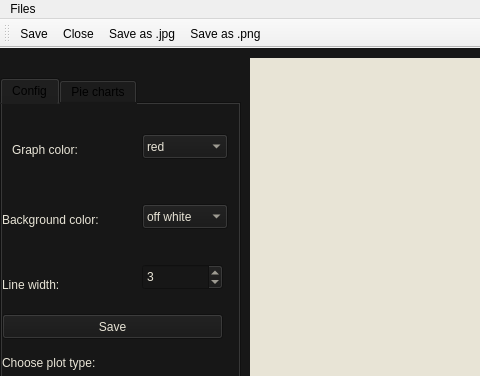
The window that graphwindow.ui (AndjelaDamnjanovic/MassifVisualization) describes before a commit, drawn with Qt 5; both pictures show x 0 to 480 and y 0 to 376 of the 800 by 493 pixel window.
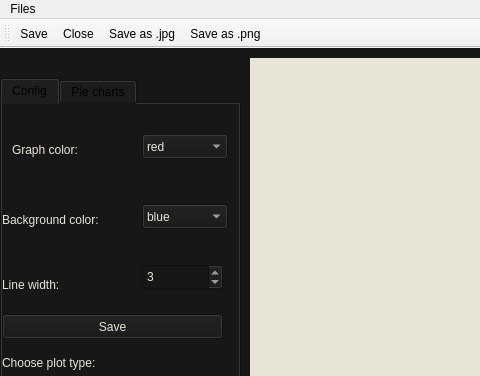
The same window after the commit. Icons and pictures are not drawn.

Commit message: Bugfix: off white could not be parsed as a qt color, so it is now black instead. Extra code is deleted and action done by the save button is updated so it changes the chart

```diff
--- a/graphwindow.ui
+++ b/graphwindow.ui
@@ -197,11 +197,6 @@
         <height>25</height>
        </rect>
       </property>
-      <item>
-       <property name="text">
-        <string>off white</string>
-       </property>
-      </item>
       <item>
        <property name="text">
         <string>blue</string>
```
Left out of the diff: 7 changed lines with no effect on the pictures. The commit also changes 2 other files.
